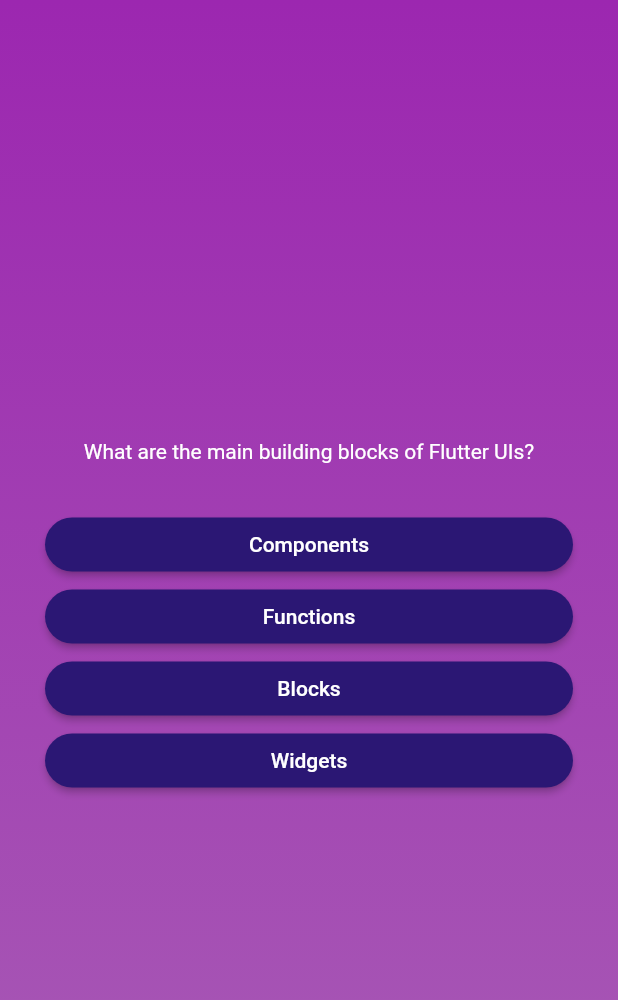
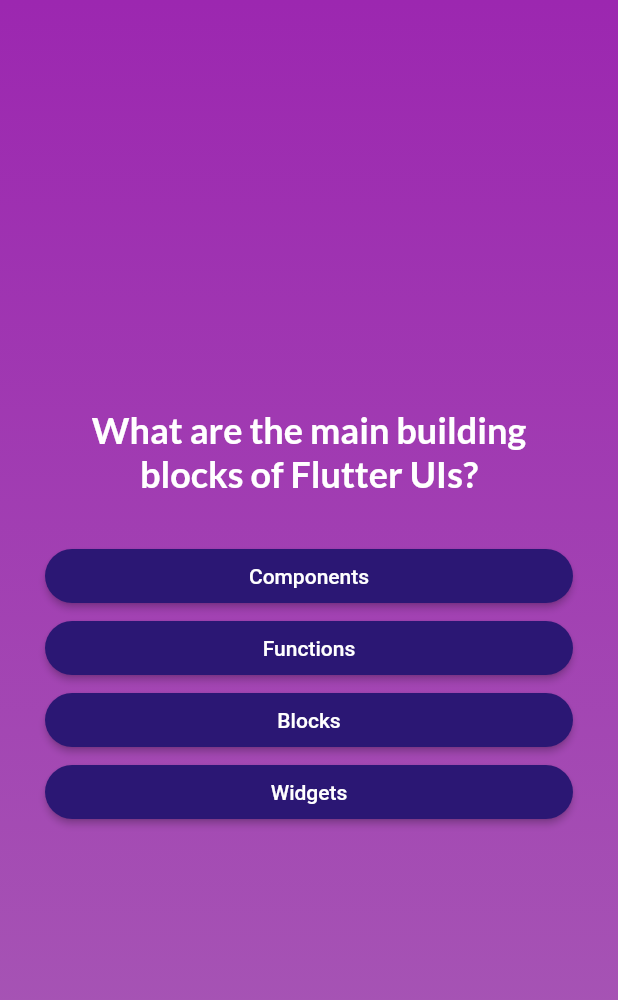
Before and after one commit to Louis-Gil/playground, a Flutter app: the screen it shows after launch, after a tap on "Start Quiz", on a phone screen of 412 x 824 dp. Shown: the top 1000 px of the screen. Run offline on Flutter 3.47's test engine with Material 2 defaults, Android fonts, the phone set to English and light mode, and no system bars; our stand-ins replace google_fonts.

Commit message:
style : Update quiz text font, align

```diff
--- a/flutter_guild/quiz/lib/answer_button.dart
+++ b/flutter_guild/quiz/lib/answer_button.dart
@@ -21,7 +21,10 @@
           shape: RoundedRectangleBorder(
             borderRadius: BorderRadius.circular(30),
           )),
-      child: Text(answerText),
+      child: Text(
+        answerText,
+        textAlign: TextAlign.center,
+      ),
     );
   }
 }
--- a/flutter_guild/quiz/lib/quiz_screen.dart
+++ b/flutter_guild/quiz/lib/quiz_screen.dart
@@ -1,4 +1,5 @@
 import 'package:flutter/material.dart';
+import 'package:google_fonts/google_fonts.dart';
 
 import 'package:quiz/answer_button.dart';
 import 'package:quiz/data/questions.dart';
@@ -35,7 +36,11 @@
           children: [
             Text(
               currentQuestion.text,
-              style: const TextStyle(color: Colors.white),
+              style: GoogleFonts.lato(
+                color: Colors.white,
+                fontSize: 24,
+                fontWeight: FontWeight.bold,
+              ),
               textAlign: TextAlign.center,
             ),
             const SizedBox(height: 30),
--- a/flutter_guild/quiz/pubspec.yaml
+++ b/flutter_guild/quiz/pubspec.yaml
@@ -34,6 +34,7 @@
   # The following adds the Cupertino Icons font to your application.
   # Use with the CupertinoIcons class for iOS style icons.
   cupertino_icons: ^1.0.2
+  google_fonts: ^6.1.0
 
 dev_dependencies:
   flutter_test:
```
Also changed, not shown: flutter_guild/quiz/pubspec.lock, 1 other file.
